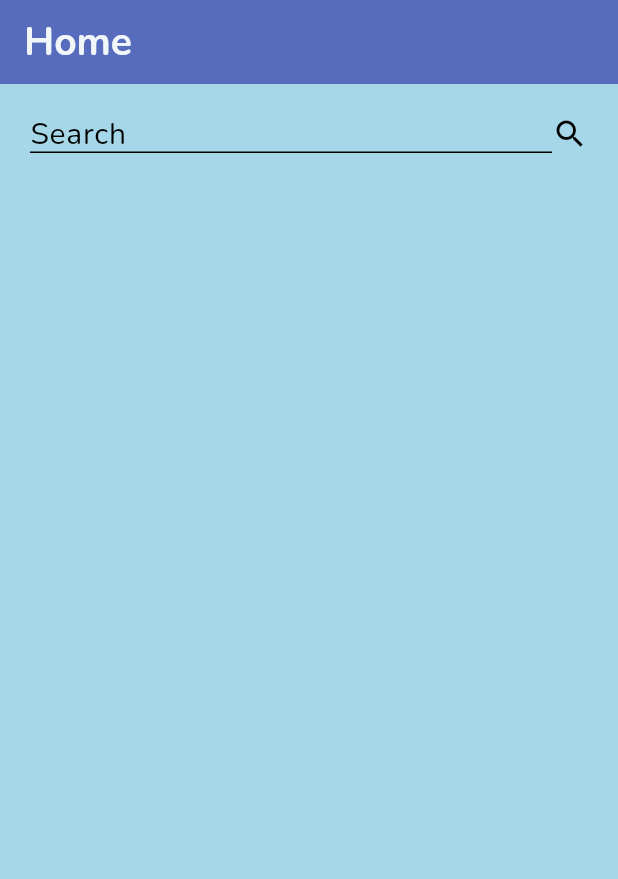
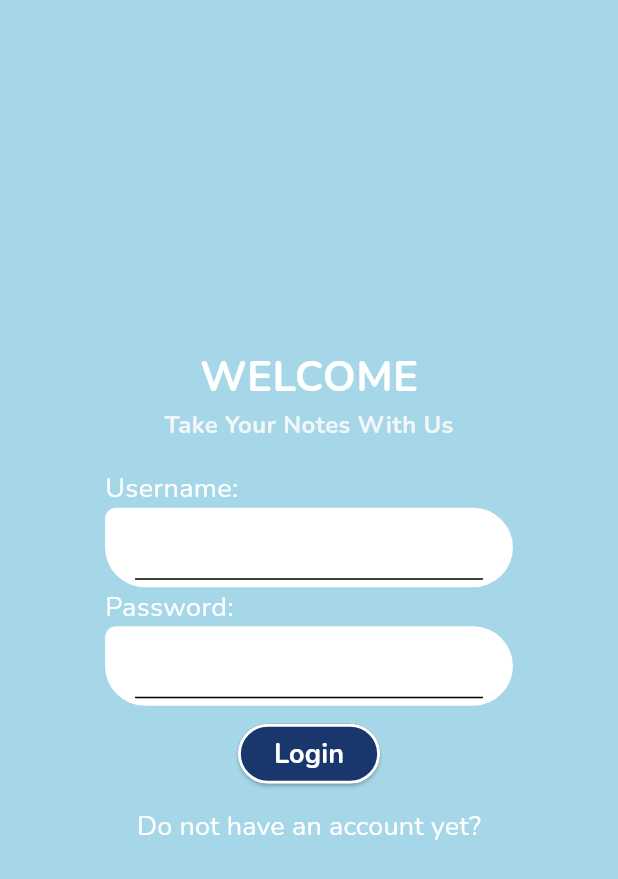
Before and after one commit to DonatOtvosDev/MyNotesApp, a Flutter app: the screen it shows after launch, on a phone screen of 412 x 824 dp. Shown: the top 879 px of the screen. Run offline on Flutter 3.47's test engine with Material 2 defaults, Android fonts, the phone set to English and light mode, and no system bars.

Commit message:
login
login screen and functionality

```diff
--- a/lib/main.dart
+++ b/lib/main.dart
@@ -1,15 +1,25 @@
 import 'package:flutter/material.dart';
+import 'package:provider/provider.dart';
+
+import 'package:my_notes/providers/auth.dart';
+import 'package:my_notes/providers/notes.dart';
 
 import 'package:my_notes/screens/home.dart';
+import 'package:my_notes/screens/authScreen.dart';
 
 void main() {
-  runApp(const MyApp());
+  runApp(MultiProvider(
+    providers: [
+      ChangeNotifierProvider(create: (ctx) => UserAuth()),
+      ChangeNotifierProxyProvider<UserAuth, Notes>(create: (ctx) => Notes(), update: (ctx, userAuth, previousNotes) => Notes(),)
+    ],
+    child: const MyApp(),
+  ));
 }
 
 class MyApp extends StatelessWidget {
   const MyApp({super.key});
 
-  // This widget is the root of your application.
   //https://colorhunt.co/palette/0b244719376d576cbca5d7e8
   @override
   Widget build(BuildContext context) {
@@ -30,7 +40,8 @@ class MyApp extends StatelessWidget {
           brightness: Brightness.dark,
         ),
         textTheme: const TextTheme(
-            bodyMedium: TextStyle(color: Color.fromRGBO(241, 246, 249, 1), fontSize: 16)),
+            bodyMedium: TextStyle(
+                color: Color.fromRGBO(241, 246, 249, 1), fontSize: 16)),
         appBarTheme: const AppBarTheme(
             backgroundColor: Color.fromRGBO(87, 108, 188, 1),
             titleTextStyle: TextStyle(
@@ -41,7 +52,7 @@ class MyApp extends StatelessWidget {
         fontFamily: 'Nunito',
         useMaterial3: true,
       ),
-      home: const HomeScreen(),
+      home: const AuthScreen(),
     );
   }
 }
--- /dev/null
+++ b/lib/providers/auth.dart
@@ -0,0 +1,40 @@
+import 'package:flutter/material.dart';
+import 'package:http/http.dart' as http;
+import 'dart:convert';
+
+const String rootLink = "http://mynotes.wombat-tech.tk";
+
+class UserAuth extends ChangeNotifier {
+  String? _userName;
+  String? _token;
+  DateTime? _expiary;
+
+  get token {
+    if (_token == null) {
+      return;
+    } else if (DateTime.now().isAfter(_expiary!)) {
+      return;
+    }
+    return _token;
+  }
+
+  get isAuthenticated {
+    if (_token == null) {
+      return false;
+    } else if (DateTime.now().isAfter(_expiary!)) {
+      return false;
+    }
+    return true;
+  }
+
+  Future<void> loginUser(Map<String, String> data) async {
+    final url = Uri.parse("$rootLink/token");
+    final response = await http.post(url, headers: {"Content-type": "application/x-www-form-urlencoded"}, body: "username=${data["username"]}&password=${data["password"]}");
+    final responseData = json.decode(response.body);
+
+    print(responseData);
+    if (!(response.statusCode < 400)) {
+      throw responseData["detail"];
+    }
+  }
+}
--- /dev/null
+++ b/lib/providers/notes.dart
@@ -0,0 +1,14 @@
+import 'package:flutter/material.dart';
+
+class Notes extends ChangeNotifier {
+  String? _filter;
+
+  String? get filter {
+    return _filter;
+  }
+
+  void updateFilter(String newFilter) {
+    _filter = newFilter;
+    notifyListeners();
+  }
+}
--- /dev/null
+++ b/lib/screens/authScreen.dart
@@ -0,0 +1,208 @@
+import 'package:flutter/material.dart';
+
+import 'package:provider/provider.dart';
+import 'package:my_notes/providers/auth.dart';
+
+class AuthScreen extends StatelessWidget {
+  const AuthScreen({super.key});
+  static const routeName = "/auth";
+
+  @override
+  Widget build(BuildContext context) {
+    return Scaffold(
+      body: Container(
+        alignment: Alignment.center,
+        width: MediaQuery.of(context).size.width,
+        height: MediaQuery.of(context).size.height,
+        child: const SingleChildScrollView(
+          child: Column(
+              mainAxisAlignment: MainAxisAlignment.center,
+              crossAxisAlignment: CrossAxisAlignment.center,
+              children: [
+                Text(
+                  "WELCOME",
+                  style: TextStyle(
+                      color: Colors.white,
+                      fontSize: 28,
+                      fontWeight: FontWeight.bold),
+                ),
+                Text(
+                  "Take Your Notes With Us",
+                  style: TextStyle(fontWeight: FontWeight.bold),
+                ),
+                AuthForm()
+              ]),
+        ),
+      ),
+    );
+  }
+}
+
+class AuthForm extends StatefulWidget {
+  const AuthForm({super.key});
+
+  @override
+  State<AuthForm> createState() => _AuthFormState();
+}
+
+class _AuthFormState extends State<AuthForm> {
+  Map<String, String> authData = {};
+  final GlobalKey<FormState> _formKey = GlobalKey();
+  final TextStyle textStyle =
+      const TextStyle(fontSize: 18, color: Colors.white);
+  bool _isLoading = false;
+  bool _isLogIn = true;
+  String passw = "";
+
+  Future<void> _submit() async {
+    authData = {};
+    if (!_formKey.currentState!.validate()) {
+      return;
+    }
+
+    _formKey.currentState!.save();
+    await Provider.of<UserAuth>(context, listen: false).loginUser(authData);
+
+  }
+
+  @override
+  Widget build(BuildContext context) {
+    return Center(
+        child: Container(
+            width: MediaQuery.of(context).size.width,
+            padding: EdgeInsets.symmetric(
+                vertical: 18,
+                horizontal: MediaQuery.of(context).size.width * 0.17),
+            child: _isLoading
+                ? const CircularProgressIndicator(
+                    color: Colors.white,
+                  )
+                : Form(
+                    key: _formKey,
+                    child: Column(
+                      crossAxisAlignment: CrossAxisAlignment.start,
+                      children: [
+                        Text(
+                          "Username:",
+                          style: textStyle,
+                        ),
+                        Container(
+                          padding: const EdgeInsets.only(
+                              left: 20, right: 20, bottom: 5),
+                          decoration: BoxDecoration(
+                              borderRadius: BorderRadius.circular(35)
+                                  .copyWith(topLeft: const Radius.circular(10)),
+                              color: Colors.white),
+                          child: TextFormField(
+                            style: const TextStyle(fontSize: 18),
+                            validator: (value) {
+                              if (value == "") {
+                                return "Field is required";
+                              } else if (value!.length < 4) {
+                                return "Username must be at least 4 characters";
+                              } else if (value.contains(RegExp("[^a-z0-9]"))) {
+                                return "Invalid character";
+                              }
+                              return null;
+                            },
+                            onSaved: (newValue) {
+                              authData["username"] = newValue!.trim();
+                            },
+                          ),
+                        ),
+                        Text(
+                          "Password:",
+                          style: textStyle,
+                        ),
+                        Container(
+                          padding: const EdgeInsets.only(
+                              left: 20, right: 20, bottom: 5),
+                          decoration: BoxDecoration(
+                              borderRadius: BorderRadius.circular(35)
+                                  .copyWith(topLeft: const Radius.circular(10)),
+                              color: Colors.white),
+                          child: TextFormField(
+                              style: const TextStyle(fontSize: 18),
+                              validator: (value) {
+                                if (value == "") {
+                                  return "Field is required";
+                                } else if (value!.length < 6) {
+                                  return "Password must be at least 4 characters";
+                                }
+                                return null;
+                              },
+                              onSaved: (newValue) {
+                                authData["password"] = newValue!.trim();
+                              }),
+                        ),
+                        if (!_isLogIn)
+                          Text(
+                            "Password again:",
+                            style: textStyle,
+                          ),
+                        if (!_isLogIn)
+                          Container(
+                            padding: const EdgeInsets.only(
+                                left: 20, right: 20, bottom: 5),
+                            decoration: BoxDecoration(
+                                borderRadius: BorderRadius.circular(35)
+                                    .copyWith(
+                                        topLeft: const Radius.circular(10)),
+                                color: Colors.white),
+                            child: TextFormField(
+                              style: const TextStyle(fontSize: 18),
+                              validator: (value) {
+                                if (value == "") {
+                                  return "Field is required";
+                                } else if (value!.length < 6) {
+                                  return "Password must be at least 4 characters";
+                                } else if (value != passw) {
+                                  return "Both passwords must mach!";
+                                }
+                                return null;
+                              },
+                            ),
+                          ),
+                        Container(
+                            width: double.infinity,
+                            margin: const EdgeInsets.only(top: 8),
+                            alignment: Alignment.center,
+                            child: ElevatedButton(
+                                onPressed: _submit,
+                                style: ButtonStyle(
+                                    shape: MaterialStateProperty.all(
+                                        RoundedRectangleBorder(
+                                            side: const BorderSide(
+                                                color: Colors.white, width: 2),
+                                            borderRadius:
+                                                BorderRadius.circular(30))),
+                                    backgroundColor: MaterialStateProperty.all(
+                                        Theme.of(context)
+                                            .colorScheme
+                                            .background)),
+                                child: Text(
+                                  _isLogIn ? "Login" : "Register",
+                                  style: textStyle.copyWith(
+                                      fontWeight: FontWeight.bold),
+                                ))),
+                        Container(
+                          width: double.infinity,
+                          alignment: Alignment.center,
+                          child: TextButton(
+                              onPressed: () {
+                                setState(() {
+                                  _isLogIn = !_isLogIn;
+                                });
+                              },
+                              child: Text(
+                                _isLogIn
+                                    ? "Do not have an account yet?"
+                                    : "Already have account?",
+                                style: textStyle,
+                                textAlign: TextAlign.center,
+                              )),
+                        )
+                      ],
+                    ))));
+  }
+}
--- a/lib/screens/home.dart
+++ b/lib/screens/home.dart
@@ -1,6 +1,9 @@
 import 'package:flutter/material.dart';
 
 import 'package:my_notes/widgets/search_field.dart';
+
+import 'package:provider/provider.dart';
+import 'package:my_notes/providers/notes.dart';
 
 class HomeScreen extends StatelessWidget {
   const HomeScreen({super.key});
@@ -9,7 +12,11 @@ class HomeScreen extends StatelessWidget {
   Widget build(BuildContext context) {
     return Scaffold(
       appBar: AppBar(title: const Text("Home")),
-      body: const Column(children: [NoteSearchField()]),
+      body: Column(children: [
+        NoteSearchField(),
+        Consumer<Notes>(
+            builder: (ctx, notes, _) => Text(notes.filter ?? "None"))
+      ]),
     );
   }
 }
--- a/lib/widgets/search_field.dart
+++ b/lib/widgets/search_field.dart
@@ -1,21 +1,39 @@
 import 'package:flutter/material.dart';
+import 'package:my_notes/providers/notes.dart';
+import 'package:provider/provider.dart';
 
-class NoteSearchField extends StatelessWidget {
+class NoteSearchField extends StatefulWidget {
   const NoteSearchField({super.key});
 
+  @override
+  State<NoteSearchField> createState() => _NoteSearchFieldState();
+}
+
+class _NoteSearchFieldState extends State<NoteSearchField> {
   @override
   Widget build(BuildContext context) {
     return Container(
       height: 50,
       width: MediaQuery.of(context).size.width,
-      margin: const EdgeInsets.all(8),
+      margin: const EdgeInsets.all(8).copyWith(top: 20),
       padding: const EdgeInsets.all(12),
       decoration: BoxDecoration(
           borderRadius: BorderRadius.circular(20),
           color: Theme.of(context).colorScheme.surface),
-      child: const Row(children: [
-        Expanded(child:TextField(decoration: InputDecoration(label: Text("Search"), labelStyle: TextStyle(fontSize: 20, color: Colors.black), border: UnderlineInputBorder(borderSide: BorderSide(width: 3))))),
-        Icon(Icons.search, color: Colors.black,)
+      child: Row(children: [
+        Expanded(
+            child: TextField(
+              onChanged: (text) => Provider.of<Notes>(context, listen: false).updateFilter(text),
+                decoration: const InputDecoration(
+                    label: Text("Search"),
+                    labelStyle: TextStyle(fontSize: 20, color: Colors.black),
+                    floatingLabelBehavior: FloatingLabelBehavior.never,
+                    border: UnderlineInputBorder(
+                        borderSide: BorderSide(width: 3))))),
+        const Icon(
+          Icons.search,
+          color: Colors.black,
+        )
       ]),
     );
   }
--- a/pubspec.yaml
+++ b/pubspec.yaml
@@ -30,6 +30,8 @@ environment:
 dependencies:
   flutter:
     sdk: flutter
+  provider: ^6.0.5
+  http: ^1.1.0
 
 
   # The following adds the Cupertino Icons font to your application.
```
Also changed, not shown: lib/widgets/my_app_bar.dart (deleted, +0 -26 lines), pubspec.lock, 1 other file.
